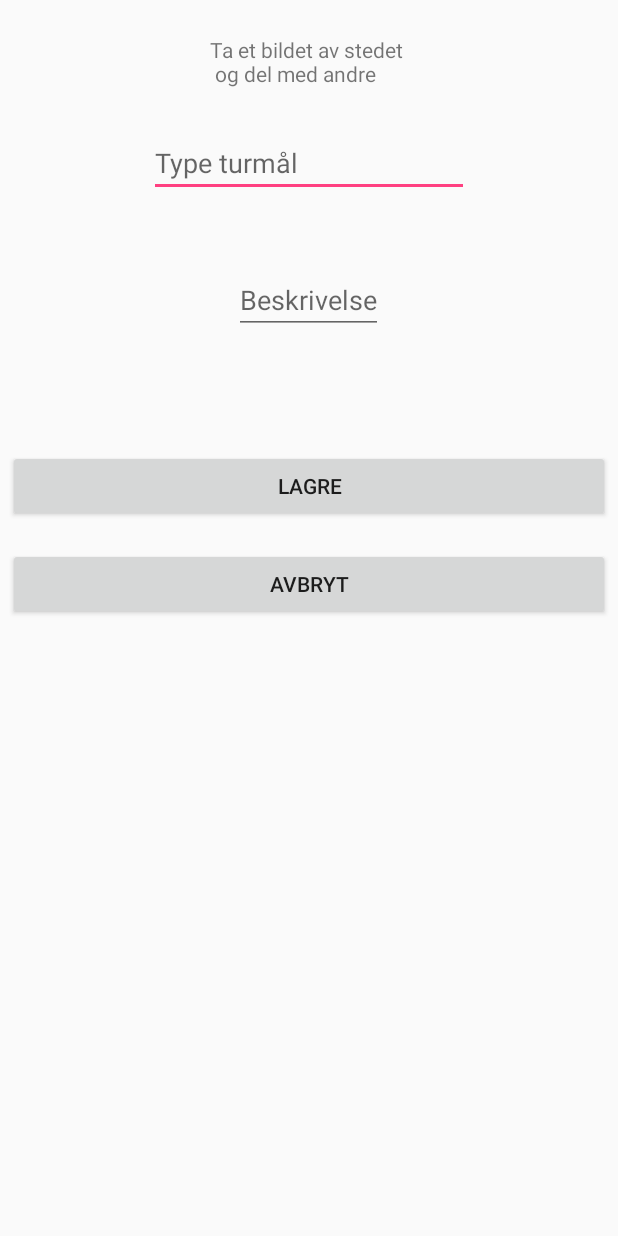
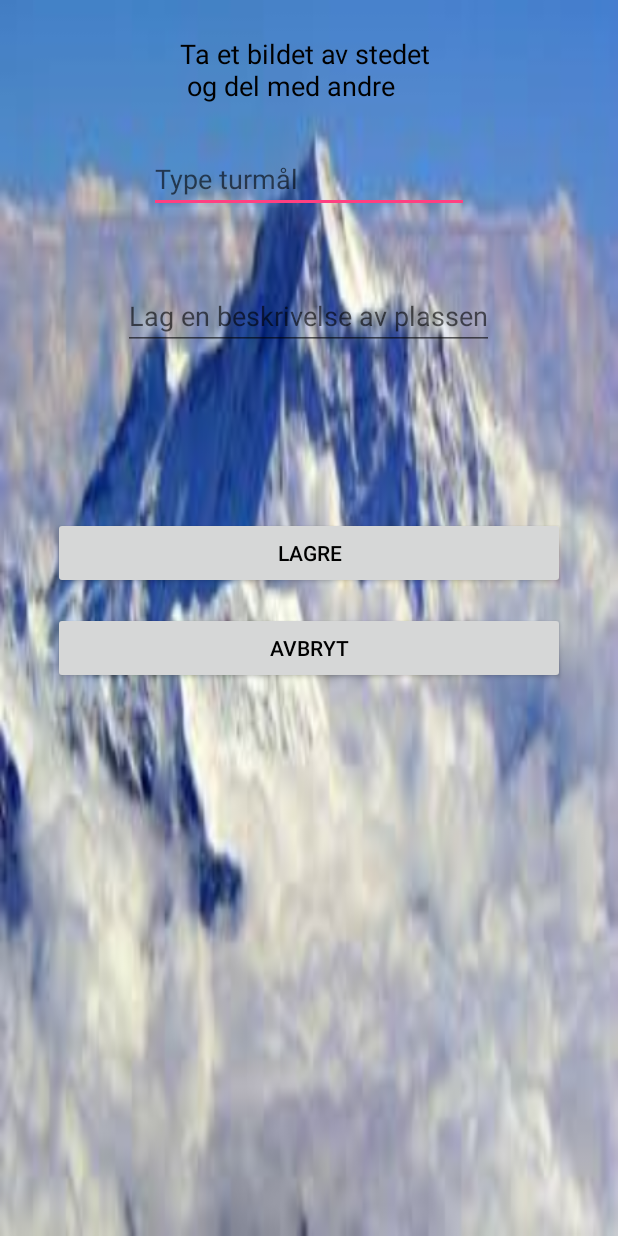
Before and after one commit to Morteen/AppUtviklingEksamen, an Android app: the layout layout_type_og_beskrivelse.xml on its own in the app's theme, with its tools: preview values and no code run, on a phone screen of 412 x 824 dp. Run offline under Robolectric (Android 15) with nearby library versions, the phone set to English and light mode, and no system bars.

Commit message:
Forandret på opplysninger layout

```diff
--- a/Turmaal/app/src/main/res/layout/fragment_map.xml
+++ b/Turmaal/app/src/main/res/layout/fragment_map.xml
@@ -5,9 +5,6 @@
     tools:context="com.example.morten.turmaal.MapFragment">
 
     <!-- TODO: Update blank fragment layout -->
-    <TextView
-        android:layout_width="match_parent"
-        android:layout_height="match_parent"
-        android:text="@string/hello_blank_fragment" />
+
 
 </FrameLayout>
--- a/Turmaal/app/src/main/res/layout/layout_type_og_beskrivelse.xml
+++ b/Turmaal/app/src/main/res/layout/layout_type_og_beskrivelse.xml
@@ -2,6 +2,7 @@
 <RelativeLayout xmlns:android="http://schemas.android.com/apk/res/android"
     android:layout_width="match_parent"
     android:layout_height="match_parent"
+    android:background="@drawable/bakgrunn2"
     android:padding="5dp">
 
     <TextView
@@ -11,7 +12,9 @@
         android:layout_alignParentTop="true"
         android:layout_centerHorizontal="true"
         android:layout_marginTop="18dp"
-        android:text="@string/legg_til_type_turm_l_og_en_beskrivelse"/>
+        android:text="@string/legg_til_type_turm_l_og_en_beskrivelse"
+android:textColor="@color/colorCustom"
+        android:textAppearance="@style/TextAppearance.AppCompat.Medium" />
 
     <EditText
         android:id="@+id/eType"
@@ -21,8 +24,9 @@
         android:layout_centerHorizontal="true"
         android:layout_marginTop="27dp"
         android:ems="10"
+        android:textColor="@color/colorCustom"
         android:inputType="textPersonName"
-        android:hint="Type turmål" />
+        android:hint="@string/type_turm_l" />
 
     <EditText
         android:id="@+id/eBeskrivelse"
@@ -31,26 +35,33 @@
         android:layout_below="@+id/eType"
         android:layout_centerHorizontal="true"
         android:layout_marginTop="46dp"
-      android:hint="@string/beskrivelse"
+        android:textColor="@color/colorCustom"
+      android:hint="@string/lag_en_beskrivelse_av_plassen"
         android:inputType="textMultiLine" />
 
     <Button
         android:id="@+id/regBeskivelse"
         android:layout_width="match_parent"
         android:layout_height="wrap_content"
-        android:text="Lagre"
+        android:text="@string/type_og_beskrivelse_lagre"
+        android:textColor="@color/colorCustom"
+        android:layout_marginRight="30dp"
+        android:layout_marginLeft="30dp"
+        android:layout_marginTop="111dp"
         android:layout_below="@+id/eBeskrivelse"
-        android:layout_alignParentStart="true"
-        android:layout_marginTop="77dp" />
+        android:layout_alignParentStart="true" />
 
     <Button
         android:id="@+id/avbryt"
         android:layout_width="match_parent"
         android:layout_height="wrap_content"
-        android:text="Avbryt"
-        android:layout_alignTop="@+id/regBeskivelse"
-        android:layout_alignParentStart="true"
-        android:layout_marginTop="65dp" />
+        android:text="@string/avbryt"
+        android:textColor="@color/colorCustom"
+        android:layout_marginRight="30dp"
+        android:layout_marginLeft="30dp"
+        android:layout_marginTop="15dp"
+        android:layout_below="@+id/regBeskivelse"
+        android:layout_alignParentStart="true" />
 
 
 </RelativeLayout>
--- a/Turmaal/app/src/main/res/values/strings.xml
+++ b/Turmaal/app/src/main/res/values/strings.xml
@@ -5,16 +5,20 @@
     <string name="title_activity_maps">Map</string>
 
     <!-- TODO: Remove or change this placeholder text -->
-    <string name="hello_blank_fragment">Hello blank fragment</string>
+
     <string name="registrer">Registrer</string>
     <string name="legg_inn_et_navn_for_du_vil_registrere_turm_l_under">Legg inn et navn for du vil \n registrere turmålet under</string>
-    <string name="title_activity_reg_turmaal">RegTurmaalActivity</string>
+    <string name="title_activity_reg_turmaal">Registrer turmål</string>
     <string name="registrer_navn">Registrer navn</string>
     <string name="endre_opplysninger">Endre Opplysninger</string>
     <string name="legg_til_type_turm_l_og_en_beskrivelse">Ta et bildet av stedet \n og del med andre</string>
     <string name="beskrivelse">Beskrivelse</string>
     <string name="title_activity_opplysninger">Legg til Opplysninger</string>
     <string name="turmaal_navn">Navn</string>
-    <string name="beskrivelse_turmaal">Beskrivelse</string>
+    <string name="beskrivelse_turmaal">Lag en beskrivelse av plassen</string>
     <string name="sveip_til_plassering_p_kart">Sveip til plassering på kart</string>
+    <string name="lag_en_beskrivelse_av_plassen">Lag en beskrivelse av plassen</string>
+    <string name="type_turm_l">Type turmål</string>
+    <string name="avbryt">Avbryt</string>
+    <string name="type_og_beskrivelse_lagre">Lagre</string>
 </resources>
```
Also changed, not shown: Turmaal/app/src/main/java/com/example/morten/turmaal/FileUpload.java (deleted, +0 -116 lines), Turmaal/app/src/main/java/com/example/morten/turmaal/RegTurmaalActivity.java (+3 -4 lines), Turmaal/app/src/main/java/com/example/morten/turmaal/OpplysningerActivity.java (line endings or trailing spaces), Turmaal/app/src/main/res/drawable/bakgrunn2.jpg (added).
